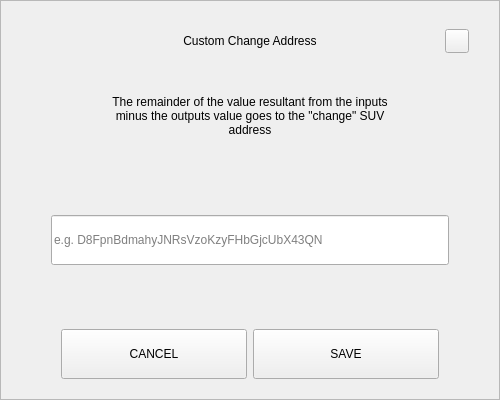
Before: the Qt Designer form src/qt/pivx/forms/sendchangeaddressdialog.ui in decenomy/DSW, drawn with Qt 5.
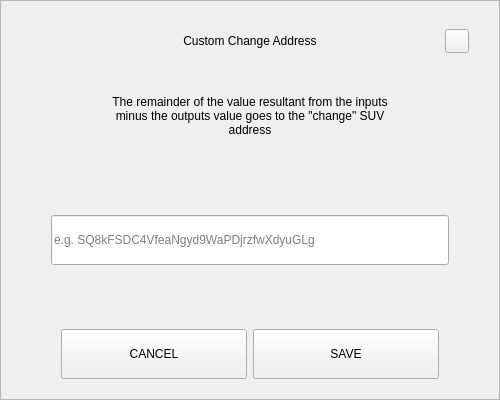
After: the same form once the commit is applied.

Patch:
```diff
--- a/src/qt/pivx/forms/sendchangeaddressdialog.ui
+++ b/src/qt/pivx/forms/sendchangeaddressdialog.ui
@@ -207,7 +207,7 @@
            </size>
           </property>
           <property name="placeholderText">
-           <string notr="true">e.g. D8FpnBdmahyJNRsVzoKzyFHbGjcUbX43QN</string>
+           <string notr="true">e.g. SQ8kFSDC4VfeaNgyd9WaPDjrzfwXdyuGLg</string>
           </property>
          </widget>
         </item>
```
